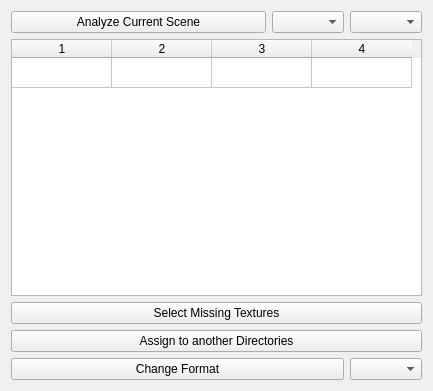
First picture: the form in Maya_Tools/Developer/Main/MODULE/RecoverFiles/UI/RecoverFiles.ui, repository code-google-com/mayatools, before the edit.
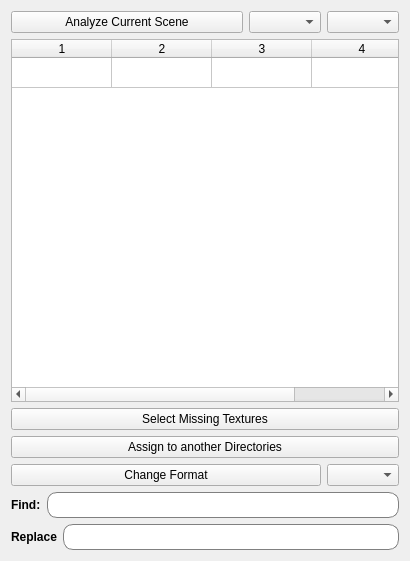
Second picture: the form after the edit.

Diff of the .ui file:
```diff
--- a/Maya_Tools/Developer/Main/MODULE/RecoverFiles/UI/RecoverFiles.ui
+++ b/Maya_Tools/Developer/Main/MODULE/RecoverFiles/UI/RecoverFiles.ui
@@ -6,8 +6,8 @@
    <rect>
     <x>0</x>
     <y>0</y>
-    <width>433</width>
-    <height>391</height>
+    <width>410</width>
+    <height>561</height>
    </rect>
   </property>
   <property name="sizePolicy">
@@ -19,12 +19,15 @@
   <property name="windowTitle">
    <string>Form</string>
   </property>
-  <layout class="QHBoxLayout" name="horizontalLayout">
+  <layout class="QVBoxLayout" name="verticalLayout_2">
    <property name="sizeConstraint">
     <enum>QLayout::SetMaximumSize</enum>
    </property>
    <item>
-    <layout class="QVBoxLayout" name="verticalLayout_10">
+    <layout class="QVBoxLayout" name="verticalLayout">
+     <property name="sizeConstraint">
+      <enum>QLayout::SetMaximumSize</enum>
+     </property>
      <item>
       <layout class="QHBoxLayout" name="horizontalLayout_3">
        <item>
@@ -144,6 +147,66 @@
        </item>
       </layout>
      </item>
+     <item>
+      <layout class="QHBoxLayout" name="horizontalLayout">
+       <item>
+        <widget class="QLabel" name="label">
+         <property name="font">
+          <font>
+           <weight>75</weight>
+           <bold>true</bold>
+          </font>
+         </property>
+         <property name="text">
+          <string>Find:</string>
+         </property>
+        </widget>
+       </item>
+       <item>
+        <widget class="QLineEdit" name="ldtOldName">
+         <property name="styleSheet">
+          <string notr="true">QLineEdit {
+padding: 4px;
+border-style: solid;
+border: 1px solid gray;
+border-radius: 10px;
+font:  bold 11px
+}</string>
+         </property>
+        </widget>
+       </item>
+      </layout>
+     </item>
+     <item>
+      <layout class="QHBoxLayout" name="horizontalLayout_2">
+       <item>
+        <widget class="QLabel" name="label_2">
+         <property name="font">
+          <font>
+           <weight>75</weight>
+           <bold>true</bold>
+          </font>
+         </property>
+         <property name="text">
+          <string>Replace</string>
+         </property>
+        </widget>
+       </item>
+       <item>
+        <widget class="QLineEdit" name="ldtNewName">
+         <property name="styleSheet">
+          <string notr="true">QLineEdit {
+padding: 4px;
+border-style: solid;
+border: 1px solid gray;
+border-radius: 10px;
+font:  bold 11px
+}</string>
+         </property>
+        </widget>
+       </item>
+      </layout>
+     </item>
     </layout>
    </item>
   </layout>
```
